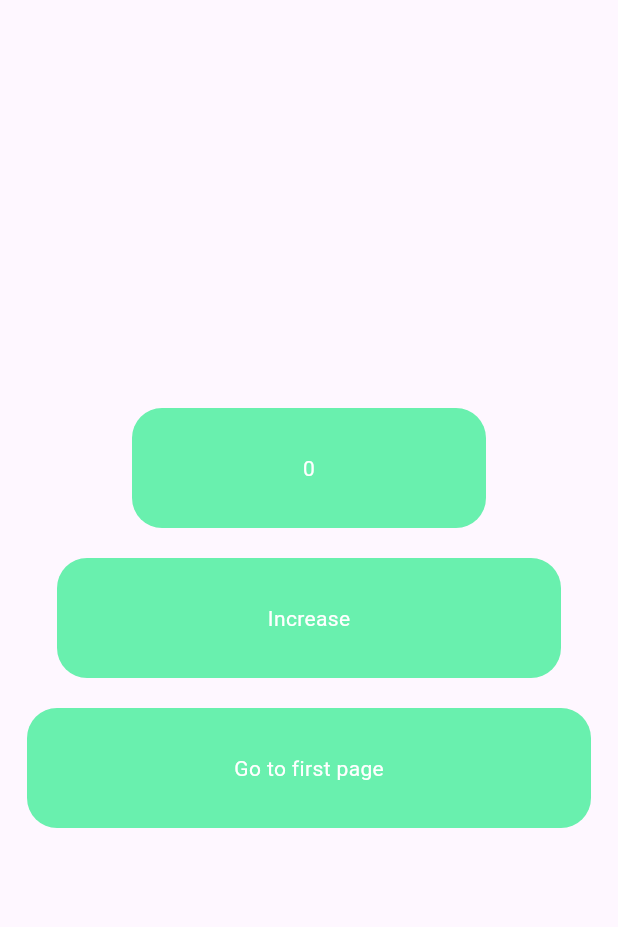
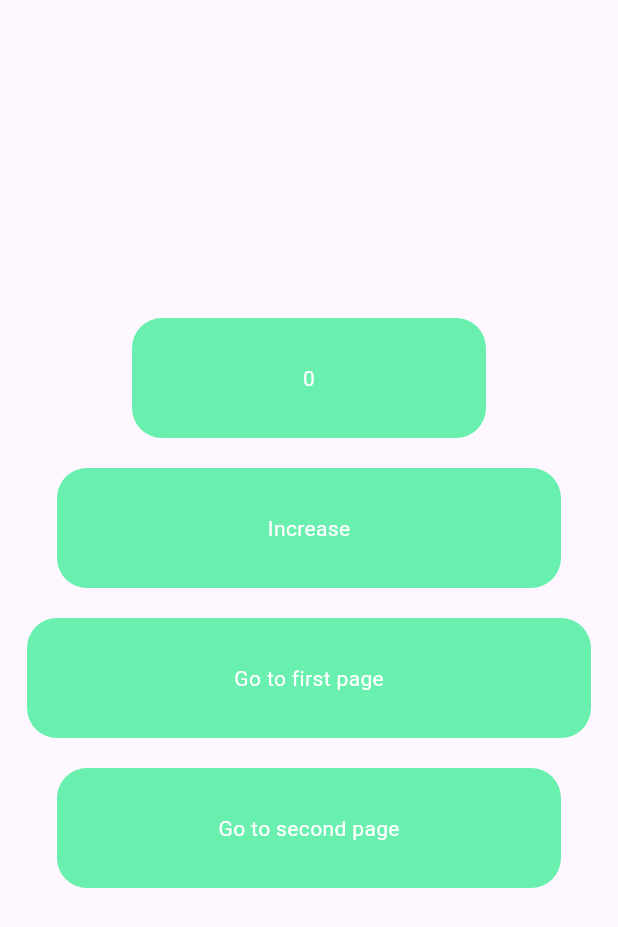
Before and after one commit to abir1219/getx_tutorial, a Flutter app: the screen it shows after launch, on a phone screen of 412 x 824 dp. Shown: the top 927 px of the screen. Run offline on Flutter 3.47's test engine with Material 2 defaults, Android fonts, the phone set to English and light mode, and no system bars; our stand-ins replace get.

Commit message:
full form design using obx

```diff
--- a/lib/controller/tap_controller.dart
+++ b/lib/controller/tap_controller.dart
@@ -5,6 +5,14 @@ class TapController extends GetxController {
   int _x = 0;
 
   int get x => _x;
+
+  final RxInt _y = 0.obs;
+
+  RxInt get y => _y;
+
+  final RxInt _total = 0.obs;
+
+  RxInt get total => _total;
 
   void increaseX() {
     _x++;
@@ -17,4 +25,10 @@ class TapController extends GetxController {
     debugPrint("$_x");
     update();
   }
+
+  increaseY() => _y.value++;
+
+  decreaseY() => _y > 0 ? _y.value-- : _y;
+
+  totalValue() => _total.value = _x + _y.value;
 }
--- a/lib/screens/first_page.dart
+++ b/lib/screens/first_page.dart
@@ -8,7 +8,7 @@ class FirstPage extends StatelessWidget {
 
   @override
   Widget build(BuildContext context) {
-    TapController controller = Get.find();
+    TapController controller = Get.find<TapController>();
 
 
     return Scaffold(
--- a/lib/screens/my_home_page.dart
+++ b/lib/screens/my_home_page.dart
@@ -3,6 +3,7 @@ import 'package:get/get.dart';
 import 'package:get/get_core/src/get_main.dart';
 import 'package:getx_tutorial/controller/tap_controller.dart';
 import 'package:getx_tutorial/screens/first_page.dart';
+import 'package:getx_tutorial/screens/second_page.dart';
 
 class MyHomePage extends StatelessWidget {
   const MyHomePage({super.key});
@@ -81,7 +82,28 @@ class MyHomePage extends StatelessWidget {
                       ),
                     )),
               ),
-            )
+            ),
+            GestureDetector(
+              onTap: () {
+                Get.to(const SecondPage());
+              },
+              child: Container(
+                margin: const EdgeInsets.all(20),
+                width: double.maxFinite,
+                height: 80,
+                decoration: BoxDecoration(
+                    color: Colors.greenAccent,
+                    borderRadius: BorderRadius.circular(20)),
+                child: const Center(
+                    child: Text(
+                      "Go to second page",
+                      style: TextStyle(
+                        color: Colors.white,
+                        fontSize: 14,
+                      ),
+                    )),
+              ),
+            ),
           ],
         ),
       ),
```
Also changed, not shown: lib/controller/list_controller.dart (added, +13 -0 lines), lib/screens/second_page.dart (added, +164 -0 lines).
